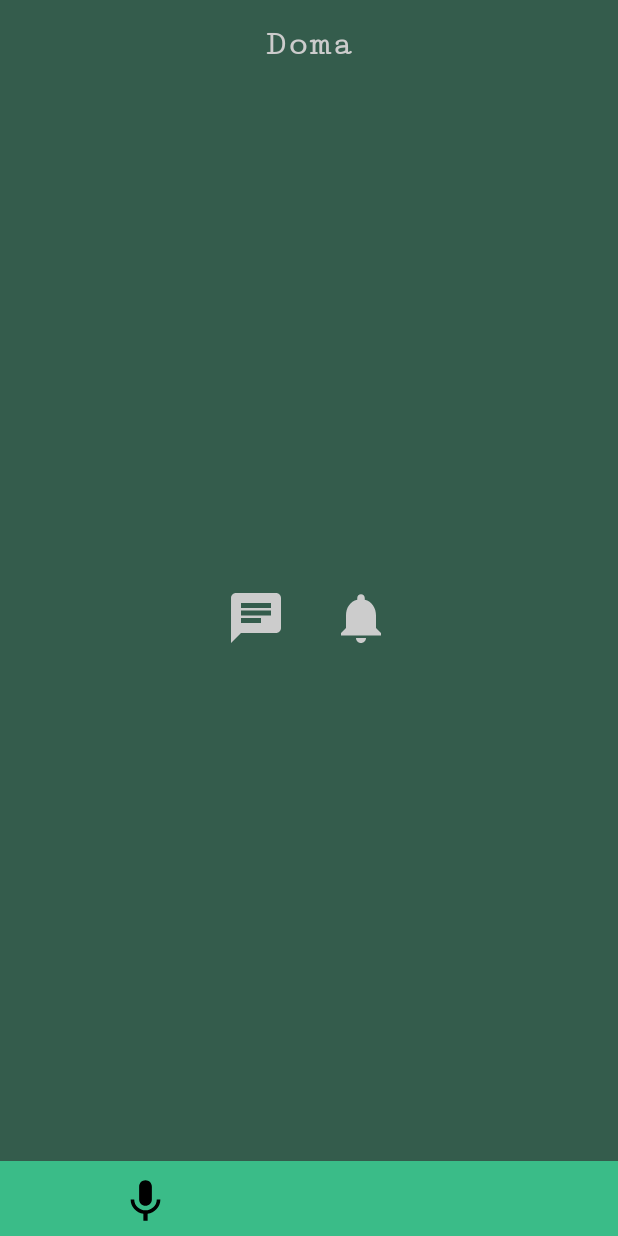
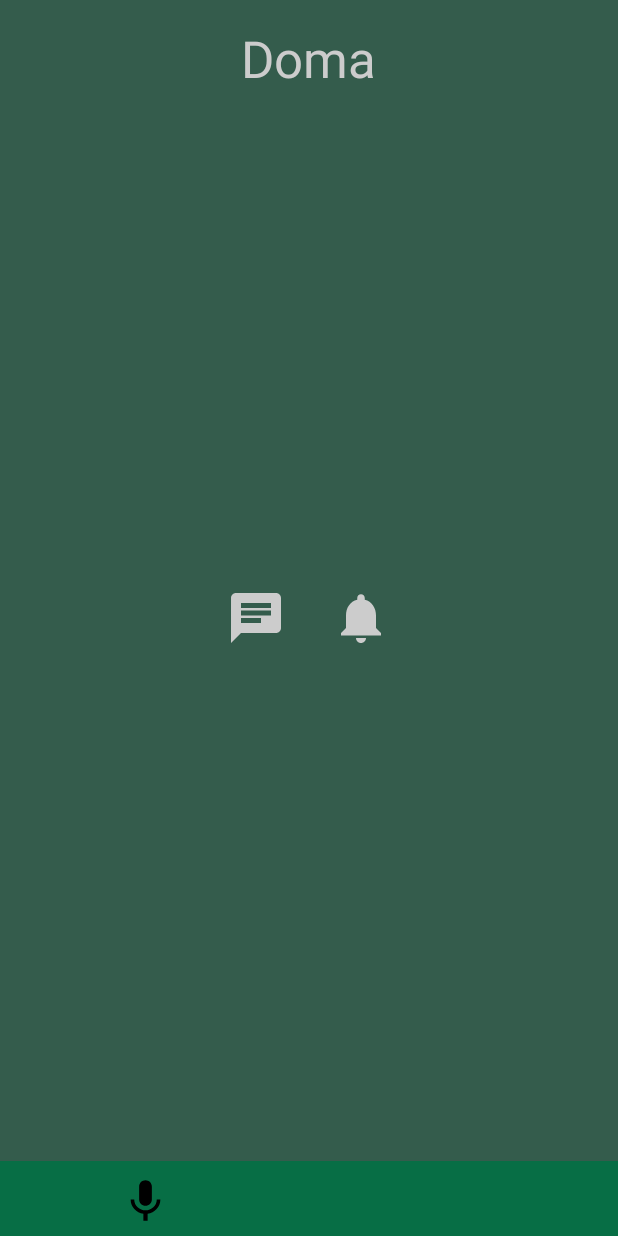
Before and after one commit to Alvimm/m4n3, an Android app: the screen it shows after launch (MainActivity), on a phone screen of 412 x 824 dp. Run offline under Robolectric (Android 15) with nearby library versions, the phone set to English and light mode, and no system bars.

Commit message:
Update header title font size in activity_main.xml and change secondary background color in colors.xml

```diff
--- a/app/src/main/res/layout/activity_main.xml
+++ b/app/src/main/res/layout/activity_main.xml
@@ -6,14 +6,13 @@
     tools:context=".MainActivity">
 
     <TextView
+        android:id="@+id/header_title"
         android:layout_width="wrap_content"
         android:layout_height="wrap_content"
         android:text="@string/app_name"
         android:textColor="@color/textColor"
-        android:textSize="24sp"
+        android:textSize="34sp"
         android:layout_marginTop="16dp"
-        android:fontFamily="serif-monospace"
-        android:textFontWeight="700"
         android:layout_centerHorizontal="true"/>
 
     <LinearLayout
--- a/app/src/main/res/values/colors.xml
+++ b/app/src/main/res/values/colors.xml
@@ -2,6 +2,6 @@
 <resources>
     <color name="textColor">#ccc</color>
     <color name="backgroundColor">#345C4C</color>
-    <color name="secondaryBackgroundColor">#3ABC88</color>
+    <color name="secondaryBackgroundColor">#076E45</color>
     <color name="alert">#CDCD34</color>
 </resources>
```
